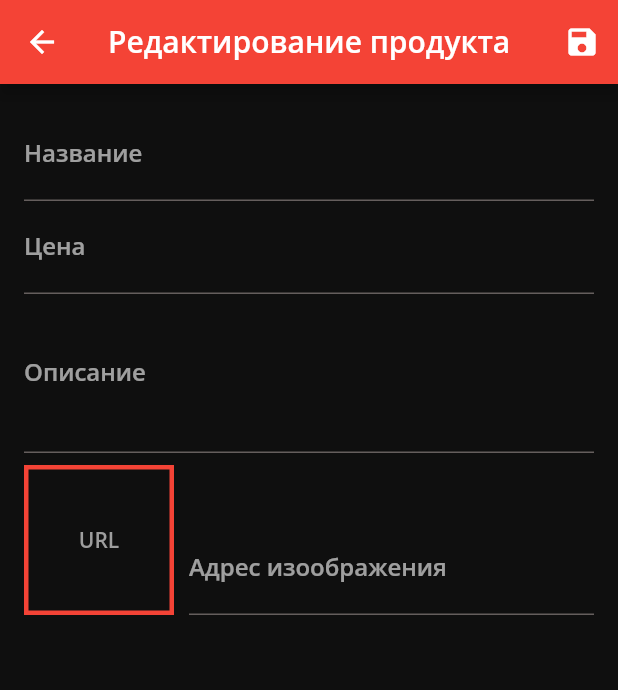
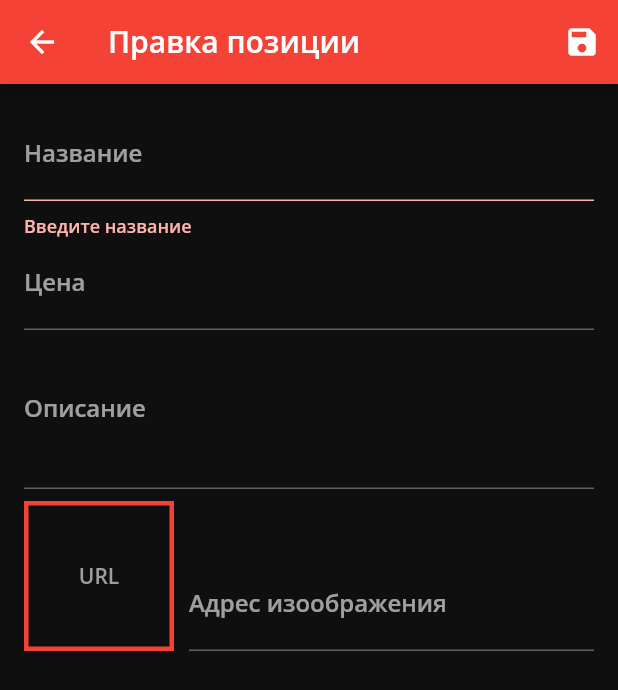
Before and after one commit to CreVL/shop_flutter_app, a Flutter app: the EditProductScreen screen opened by its route, after a tap on the "save" icon, on a phone screen of 412 x 824 dp. Shown: the top 690 px of the screen. Run offline on Flutter 3.47's test engine with Material 2 defaults, Android fonts, the phone set to English and light mode, and no system bars; network calls fail.

```diff
--- a/lib/screens/edit_product_screen.dart
+++ b/lib/screens/edit_product_screen.dart
@@ -32,6 +32,10 @@ class _EditProductScreenState extends State<EditProductScreen> {
   }
 
   void saveForm() {
+    final  isValid  = formKey.currentState?.validate();
+    if(!isValid!){
+      return;
+    }
     formKey.currentState?.save();
     print(editedProduct.title);
     print(editedProduct.description);
@@ -53,7 +57,7 @@ class _EditProductScreenState extends State<EditProductScreen> {
   Widget build(BuildContext context) {
     return Scaffold(
       appBar: AppBar(
-        title: Text('Редактирование продукта'),
+        title: Text('Правка позиции'),
         actions: <Widget>[
           IconButton(onPressed: saveForm, icon: Icon(Icons.save))
         ],
@@ -72,6 +76,12 @@ class _EditProductScreenState extends State<EditProductScreen> {
                 onFieldSubmitted: (value) {
                   FocusScope.of(context).requestFocus(priceFocus);
                 },
+                validator: (value){
+                  if (value!.isEmpty){
+                    return 'Введите название';
+                  }
+                  return null;
+                } ,
                 onSaved: (value) {
                   editedProduct = Product(
                       title: value.toString(),
```
